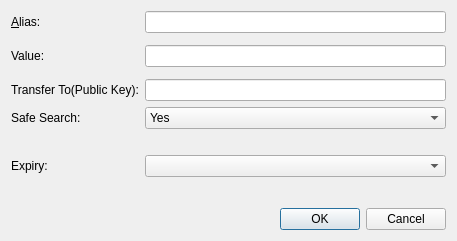
The window that src/qt/forms/editaliasdialog.ui (sschepis/syscoin2) describes before a commit, drawn with Qt 5.
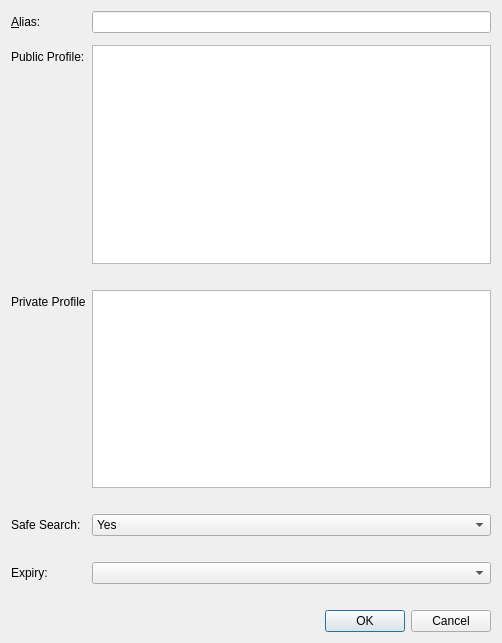
The same window after the commit. Custom widgets are drawn as their Qt base class.

Commit message: remove alias transfer

The edit to the form file:
```diff
--- a/src/qt/forms/editaliasdialog.ui
+++ b/src/qt/forms/editaliasdialog.ui
@@ -6,8 +6,8 @@
    <rect>
     <x>0</x>
     <y>0</y>
-    <width>457</width>
-    <height>241</height>
+    <width>502</width>
+    <height>643</height>
    </rect>
   </property>
   <property name="windowTitle">
@@ -42,44 +42,55 @@
      <item row="2" column="0">
       <widget class="QLabel" name="label">
        <property name="text">
-        <string>Value:</string>
-       </property>
-       <property name="buddy">
-        <cstring>nameEdit</cstring>
+        <string>Public Profile:</string>
        </property>
       </widget>
      </item>
      <item row="2" column="1">
-      <widget class="QLineEdit" name="nameEdit">
-       <property name="toolTip">
-        <string>The value associated with this alias.</string>
-       </property>
-      </widget>
+      <widget class="QPlainTextEdit" name="nameEdit"/>
      </item>
      <item row="3" column="1">
-      <layout class="QVBoxLayout" name="verticalLayout_3"/>
+      <widget class="QLabel" name="publicDisclaimer">
+       <property name="text">
+        <string/>
+       </property>
+       <property name="wordWrap">
+        <bool>true</bool>
+       </property>
+      </widget>
      </item>
      <item row="4" column="0">
       <widget class="QLabel" name="transferLabel">
        <property name="text">
-        <string>Transfer To(Public Key):</string>
-       </property>
-       <property name="wordWrap">
-        <bool>true</bool>
+        <string>Private Profile</string>
        </property>
       </widget>
      </item>
      <item row="4" column="1">
-      <widget class="QLineEdit" name="transferEdit"/>
+      <layout class="QVBoxLayout" name="verticalLayout_3">
+       <item>
+        <widget class="QPlainTextEdit" name="privateEdit"/>
+       </item>
+       <item>
+        <widget class="QLabel" name="privateDisclaimer">
+         <property name="text">
+          <string/>
+         </property>
+         <property name="wordWrap">
+          <bool>true</bool>
+         </property>
+        </widget>
+       </item>
+      </layout>
      </item>
-     <item row="5" column="0">
+     <item row="6" column="0">
       <widget class="QLabel" name="labelSafeSearch">
        <property name="text">
         <string>Safe Search:</string>
        </property>
       </widget>
      </item>
-     <item row="5" column="1">
+     <item row="6" column="1">
       <layout class="QVBoxLayout" name="verticalLayout_4">
        <item>
         <widget class="QComboBox" name="safeSearchEdit">
@@ -97,20 +108,17 @@
        </item>
       </layout>
      </item>
-     <item row="6" column="1">
-      <widget class="QLabel" name="safeSearchDisclaimer">
-       <property name="text">
-        <string/>
-       </property>
-       <property name="wordWrap">
-        <bool>true</bool>
-       </property>
-      </widget>
-     </item>
      <item row="7" column="1">
-      <widget class="QComboBox" name="expiryEdit"/>
+      <widget class="QLabel" name="safeSearchDisclaimer">
+       <property name="text">
+        <string/>
+       </property>
+       <property name="wordWrap">
+        <bool>true</bool>
+       </property>
+      </widget>
      </item>
-     <item row="7" column="0">
+     <item row="8" column="0">
       <widget class="QLabel" name="label_3">
        <property name="text">
         <string>Expiry:</string>
@@ -118,6 +126,9 @@
       </widget>
      </item>
      <item row="8" column="1">
+      <widget class="QComboBox" name="expiryEdit"/>
+     </item>
+     <item row="9" column="1">
       <widget class="QLabel" name="expiryDisclaimer">
        <property name="text">
         <string/>
```
Left out of the diff: 2 changed lines with no effect on the pictures. The commit also changes 20 other files.
